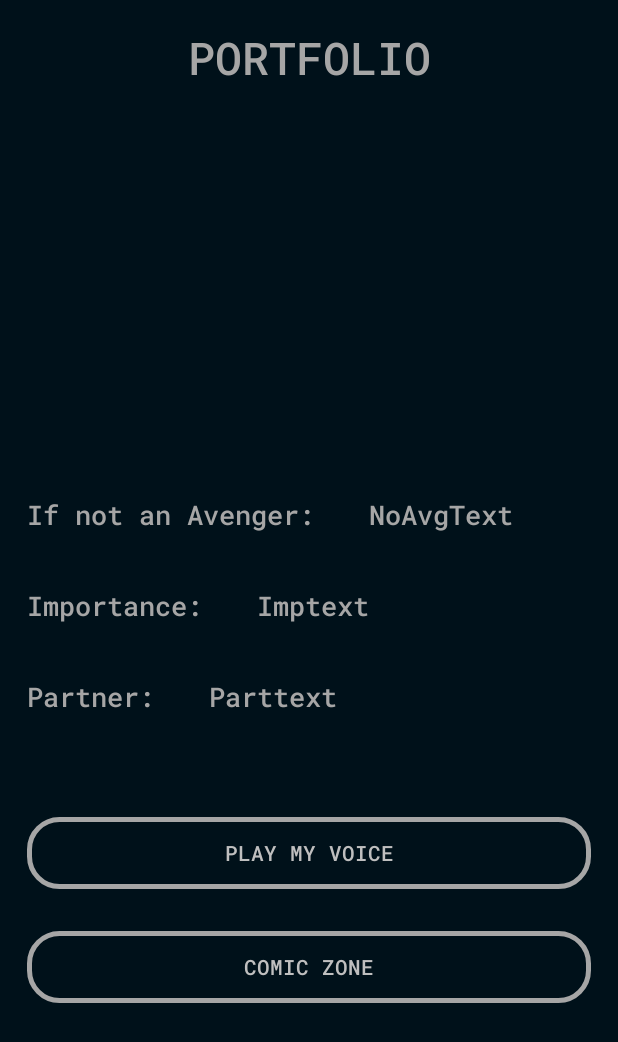
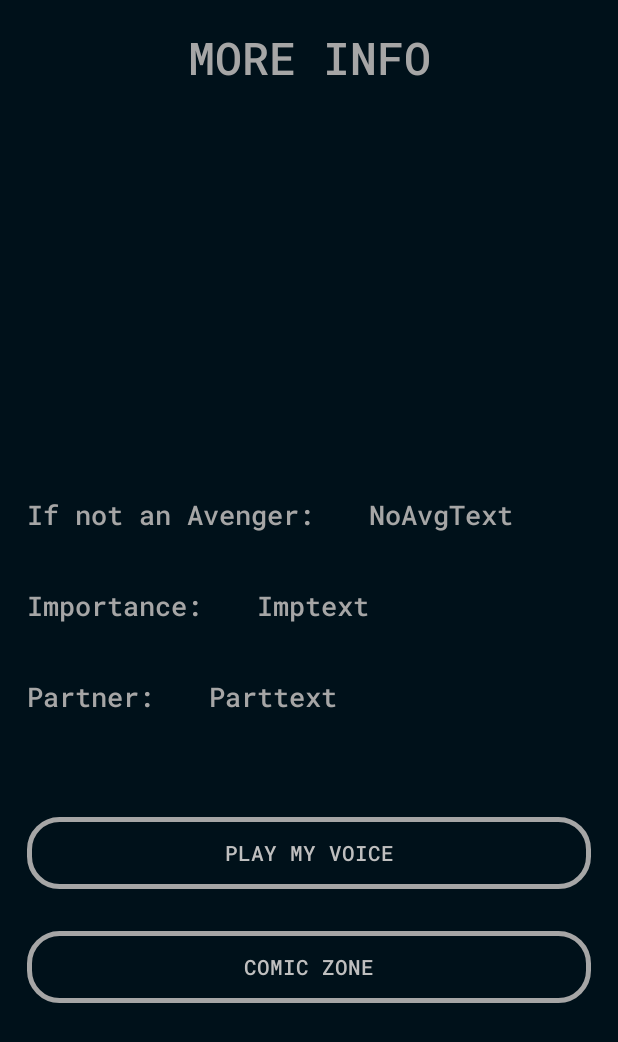
Before and after one commit to rishirajrsawant/AvengersStory, an Android app: the MoreFacts screen opened directly, with no data from a screen before it, on a phone screen of 412 x 824 dp. Shown: the top 1042 px of the screen. Run offline under Robolectric (Android 15) with nearby library versions, the phone set to English and light mode, and no system bars; Roboto replaces fonts that are not available here; 5 statements that could not run were skipped.

Commit message:
v2.7.1 Logo done all activities done UI completed
to do
- code cleanup

```diff
--- a/app/src/main/res/layout/activity_more_facts.xml
+++ b/app/src/main/res/layout/activity_more_facts.xml
@@ -16,7 +16,7 @@
         android:layout_marginEnd="18dp"
         android:layout_marginBottom="18dp"
         android:fontFamily="@font/roboto_mono_medium"
-        android:text="PORTFOLIO"
+        android:text="MORE INFO"
         android:textAlignment="center"
         android:textColor="#a6a6a6"
         android:textSize="30sp" />
--- a/app/src/main/res/layout/activity_web_view.xml
+++ b/app/src/main/res/layout/activity_web_view.xml
@@ -14,7 +14,7 @@
         android:layout_height="wrap_content"
         android:text="COMIC ZONE"
         android:textAlignment="center"
-        android:textColor="#bfbfbf"
+        android:textColor="#a6a6a6"
         android:textSize="30sp"
         android:fontFamily="@font/roboto_mono_medium"/>
 
```
